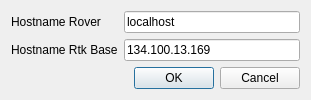
Before: the Qt Designer form basestation/connectiondialog.ui in wpfhtl/octocopter, drawn with Qt 5.
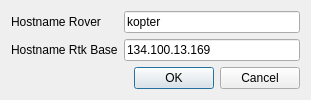
After: the same form once the commit is applied.

The edit to the form file:
```diff
--- a/basestation/connectiondialog.ui
+++ b/basestation/connectiondialog.ui
@@ -24,7 +24,7 @@
    <item row="0" column="2">
     <widget class="QLineEdit" name="mLineEditHostNameRover">
      <property name="text">
-      <string>localhost</string>
+      <string>kopter</string>
      </property>
     </widget>
    </item>
```
